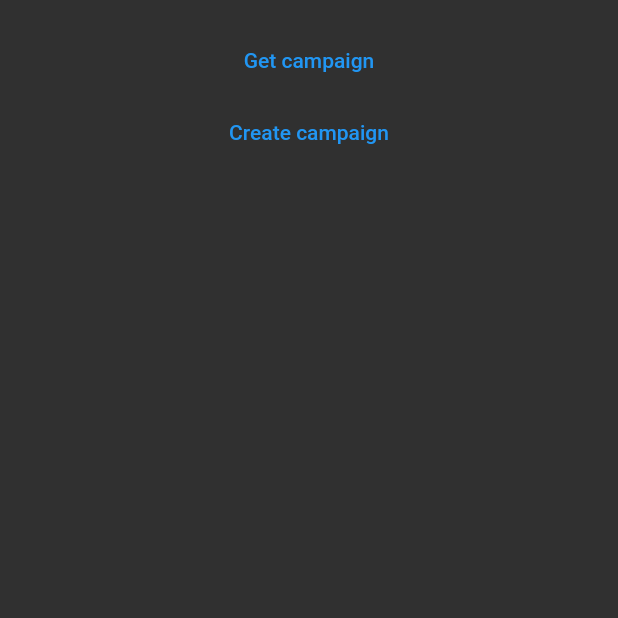
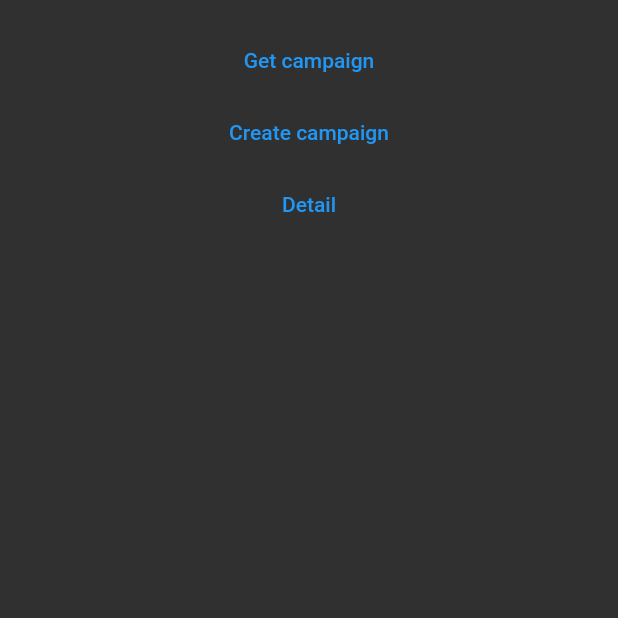
Before and after one commit to hieu-dd/Kickstart, a Flutter app: the screen it shows after launch, on a phone screen of 412 x 824 dp, the top half of it. Run offline on Flutter 3.47's test engine with Material 2 defaults, Android fonts, the phone set to English and light mode, and no system bars; missing offline and left inert: web3dart.

Commit message:
Update page

```diff
--- a/lib/home.dart
+++ b/lib/home.dart
@@ -124,6 +124,15 @@ class _HomePageState extends State<HomePage> {
                     createCampaign();
                   },
                   child: const Text("Create campaign")),
+              TextButton(
+                  onPressed: () {
+                    Navigator.pushNamed(
+                      context,
+                      "/detail",
+                      arguments: "0x1234",
+                    );
+                  },
+                  child: const Text("Detail")),
             ],
           ),
         ),
--- a/lib/main.dart
+++ b/lib/main.dart
@@ -1,7 +1,9 @@
+import 'package:first_flutter_dapp/detail.dart';
 import 'package:flutter/material.dart';
 import 'package:provider/provider.dart';
 import 'campaign_factory.dart';
 import 'home.dart';
+
 void main() {
   runApp(MyApp());
 }
@@ -14,7 +16,10 @@ class MyApp extends StatelessWidget {
       child: MaterialApp(
         title: 'Note Taking DApp',
         theme: ThemeData.dark(),
-        home: HomePage(),
+        routes: {
+          "/": (_) => HomePage(),
+          "/detail": (_) => Detail(),
+        },
       ),
     );
   }
--- a/pubspec.yaml
+++ b/pubspec.yaml
@@ -64,7 +64,6 @@ flutter:
   # To add assets to your application, add an assets section, like this:
   assets:
     - contracts/build/contracts/CampaignFactory.json
-    - assets/CampaignFactory.json
   #   - images/a_dot_ham.jpeg
 
   # An image asset can refer to one or more resolution-specific "variants", see
```
Also changed, not shown: lib/detail.dart (added, +12 -0 lines).
